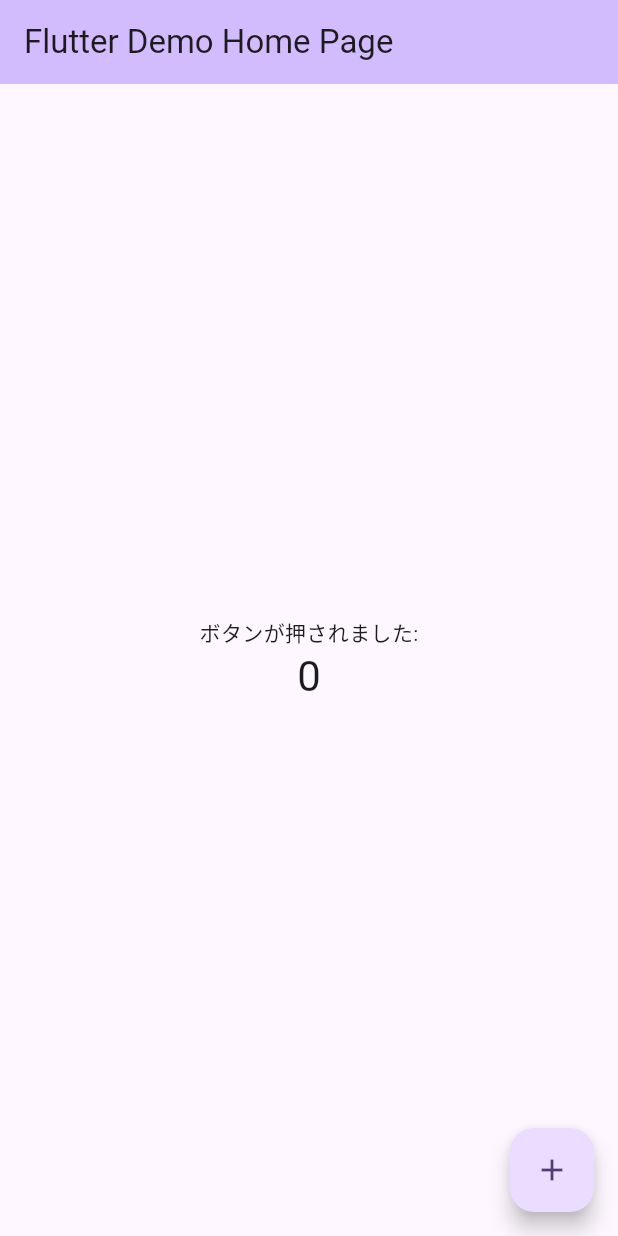
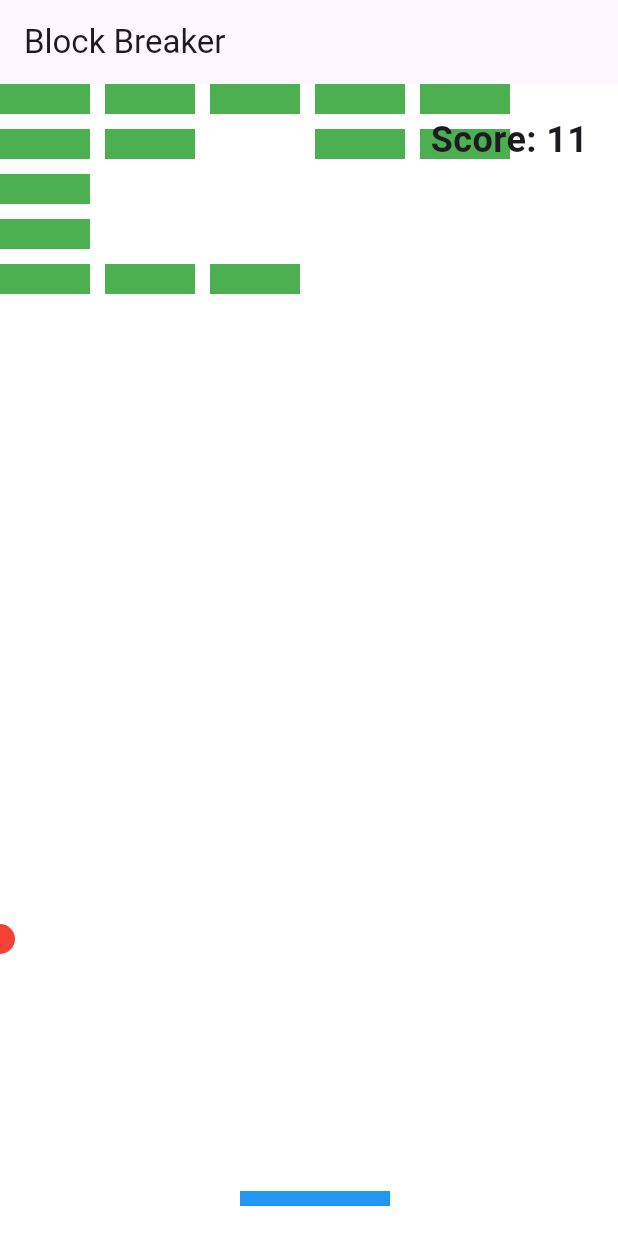
Before and after one commit to thithi7110/flutter_application_1, a Flutter app: the screen it shows after launch, on a phone screen of 412 x 824 dp. Run offline on Flutter 3.47's test engine with Material 3 defaults, Android fonts, the phone set to English and light mode, and no system bars.

Commit message:
blockkuzusi

```diff
--- a/lib/main.dart
+++ b/lib/main.dart
@@ -1,125 +1,240 @@
 import 'package:flutter/material.dart';
+import 'dart:async';
+import 'dart:math';
 
 void main() {
-  runApp(const MyApp());
+  runApp(MyApp());
 }
 
 class MyApp extends StatelessWidget {
-  const MyApp({super.key});
-
-  // This widget is the root of your application.
   @override
   Widget build(BuildContext context) {
     return MaterialApp(
-      title: 'Flutter Demo',
-      theme: ThemeData(
-        // This is the theme of your application.
-        //
-        // TRY THIS: Try running your application with "flutter run". You'll see
-        // the application has a purple toolbar. Then, without quitting the app,
-        // try changing the seedColor in the colorScheme below to Colors.green
-        // and then invoke "hot reload" (save your changes or press the "hot
-        // reload" button in a Flutter-supported IDE, or press "r" if you used
-        // the command line to start the app).
-        //
-        // Notice that the counter didn't reset back to zero; the application
-        // state is not lost during the reload. To reset the state, use hot
-        // restart instead.
-        //
-        // This works for code too, not just values: Most code changes can be
-        // tested with just a hot reload.
-        colorScheme: ColorScheme.fromSeed(seedColor: Colors.deepPurple),
-        useMaterial3: true,
-      ),
-      home: const MyHomePage(title: 'Flutter Demo Home Page'),
+      title: 'Block Breaker Game',
+      home: GameScreen(),
     );
   }
 }
 
-class MyHomePage extends StatefulWidget {
-  const MyHomePage({super.key, required this.title});
+class GameScreen extends StatefulWidget {
+  @override
+  _GameScreenState createState() => _GameScreenState();
+}
 
-  // This widget is the home page of your application. It is stateful, meaning
-  // that it has a State object (defined below) that contains fields that affect
-  // how it looks.
+class _GameScreenState extends State<GameScreen> {
+  double ballX = 50;
+  double ballY = 50;
+  double ballSpeed = 15;
+  double ballDirectionX = 1;
+  double ballDirectionY = 1;
+  double paddleX = 160;
+  double paddleWidth = 100;
+  double paddleHeight = 10;
+  List<Rect> blocks = [];
+  bool gameStarted = false;
+  int score = 0;
 
-  // This class is the configuration for the state. It holds the values (in this
-  // case the title) provided by the parent (in this case the App widget) and
-  // used by the build method of the State. Fields in a Widget subclass are
-  // always marked "final".
-
-  final String title;
+  static const int rowCount = 5;
+  static const int columnCount = 5;
+  static const double blockWidth = 60;
+  static const double blockHeight = 20;
+  static const double blockSpacing = 10;
 
   @override
-  State<MyHomePage> createState() => _MyHomePageState();
-}
+  void initState() {
+    super.initState();
+    _initializeBlocks();
+    _startGame();
+  }
 
-class _MyHomePageState extends State<MyHomePage> {
-  int _counter = 0;
+  void _initializeBlocks() {
+    for (int i = 0; i < rowCount; i++) {
+      for (int j = 0; j < columnCount; j++) {
+        double x = j * (blockWidth + blockSpacing);
+        double y = i * (blockHeight + blockSpacing);
+        blocks.add(Rect.fromLTWH(x, y, blockWidth, blockHeight));
+      }
+    }
+  }
 
-  void _incrementCounter() {
-    setState(() {
-      // This call to setState tells the Flutter framework that something has
-      // changed in this State, which causes it to rerun the build method below
-      // so that the display can reflect the updated values. If we changed
-      // _counter without calling setState(), then the build method would not be
-      // called again, and so nothing would appear to happen.
-      _counter++;
+  void _startGame() {
+    gameStarted = true;
+    Timer.periodic(Duration(milliseconds: 50), (timer) {
+      setState(() {
+        ballX += ballDirectionX * ballSpeed;
+        ballY += ballDirectionY * ballSpeed;
+
+        if (ballX <= 0 || ballX >= MediaQuery.of(context).size.width - 20) {
+          ballDirectionX *= -1;
+        }
+
+        if (ballY <= 0) {
+          ballDirectionY *= -1;
+        }
+
+        if (ballY >= MediaQuery.of(context).size.height - 20) {
+          gameStarted = false;
+          timer.cancel();
+          _showGameOverDialog();
+        }
+
+        // if (ballY >= MediaQuery.of(context).size.height - 40 &&
+        //     ballX >= paddleX &&
+        //     ballX <= paddleX + paddleWidth) {
+        //   ballDirectionY *= -1;
+        // }
+        if (ballY >= MediaQuery.of(context).size.height - 40 - paddleHeight){
+          debugPrint("hit");
+        }
+        if (ballY >= MediaQuery.of(context).size.height - 40 - paddleHeight - 80 &&
+            ballX >= paddleX &&
+            ballX <= paddleX + paddleWidth) {
+          ballDirectionY *= -1;
+        }
+
+        for (int i = 0; i < blocks.length; i++) {
+          if (blocks[i].contains(Offset(ballX, ballY))) {
+            ballDirectionY *= -1;
+            setState(() {
+              blocks.removeAt(i);
+              score++;
+            });
+            break;
+          }
+        }
+
+        if (blocks.isEmpty) {
+          gameStarted = false;
+          timer.cancel();
+          _showWinDialog();
+        }
+      });
     });
+  }
+
+  void _showGameOverDialog() {
+    showDialog(
+      context: context,
+      builder: (BuildContext context) {
+        return AlertDialog(
+          title: Text('Game Over'),
+          content: Text('Your score: $score'),
+          actions: [
+            TextButton(
+              child: Text('Play Again'),
+              onPressed: () {
+                Navigator.of(context).pop();
+                setState(() {
+                  ballX = 50;
+                  ballY = 50;
+                  paddleX = 160;
+                  blocks.clear();
+                  _initializeBlocks();
+                  score = 0;
+                  gameStarted = false;
+                  _startGame();
+                });
+              },
+            ),
+          ],
+        );
+      },
+    );
+  }
+
+  void _showWinDialog() {
+    showDialog(
+      context: context,
+      builder: (BuildContext context) {
+        return AlertDialog(
+          title: Text('You Win!'),
+          content: Text('Your score: $score'),
+          actions: [
+            TextButton(
+              child: Text('Play Again'),
+              onPressed: () {
+                Navigator.of(context).pop();
+                setState(() {
+                  ballX = 50;
+                  ballY = 50;
+                  paddleX = 160;
+                  blocks.clear();
+                  _initializeBlocks();
+                  score = 0;
+                  gameStarted = false;
+                  _startGame();
+                });
+              },
+            ),
+          ],
+        );
+      },
+    );
   }
 
   @override
   Widget build(BuildContext context) {
-    // This method is rerun every time setState is called, for instance as done
-    // by the _incrementCounter method above.
-    //
-    // The Flutter framework has been optimized to make rerunning build methods
-    // fast, so that you can just rebuild anything that needs updating rather
-    // than having to individually change instances of widgets.
     return Scaffold(
       appBar: AppBar(
-        // TRY THIS: Try changing the color here to a specific color (to
-        // Colors.amber, perhaps?) and trigger a hot reload to see the AppBar
-        // change color while the other colors stay the same.
-        backgroundColor: Theme.of(context).colorScheme.inversePrimary,
-        // Here we take the value from the MyHomePage object that was created by
-        // the App.build method, and use it to set our appbar title.
-        title: Text(widget.title),
+        title: Text('Block Breaker'),
       ),
-      body: Center(
-        // Center is a layout widget. It takes a single child and positions it
-        // in the middle of the parent.
-        child: Column(
-          // Column is also a layout widget. It takes a list of children and
-          // arranges them vertically. By default, it sizes itself to fit its
-          // children horizontally, and tries to be as tall as its parent.
-          //
-          // Column has various properties to control how it sizes itself and
-          // how it positions its children. Here we use mainAxisAlignment to
-          // center the children vertically; the main axis here is the vertical
-          // axis because Columns are vertical (the cross axis would be
-          // horizontal).
-          //
-          // TRY THIS: Invoke "debug painting" (choose the "Toggle Debug Paint"
-          // action in the IDE, or press "p" in the console), to see the
-          // wireframe for each widget.
-          mainAxisAlignment: MainAxisAlignment.center,
-          children: <Widget>[
-            const Text(
-              'ボタンが押されました:',
+      body: GestureDetector(
+        onHorizontalDragUpdate: (details) {
+          setState(() {
+            paddleX += details.delta.dx;
+            paddleX = max(0, min(paddleX, MediaQuery.of(context).size.width - paddleWidth));
+          });
+        },
+        child: Stack(
+          children: [
+            Container(
+              color: Colors.white,
             ),
-            Text(
-              '$_counter',
-              style: Theme.of(context).textTheme.headlineMedium,
+            Positioned(
+              top: ballY,
+              left: ballX,
+              child: Container(
+                width: 20,
+                height: 20,
+                decoration: BoxDecoration(
+                  color: Colors.red,
+                  shape: BoxShape.circle,
+                ),
+              ),
+            ),
+            Positioned(
+              bottom: 20,
+              left: paddleX,
+              child: Container(
+                width: paddleWidth,
+                height: paddleHeight,
+                color: Colors.blue,
+              ),
+            ),
+            for (var block in blocks)
+              Positioned(
+                top: block.top,
+                left: block.left,
+                child: Container(
+                  width: block.width,
+                  height: block.height,
+                  color: Colors.green,
+                ),
+              ),
+            Positioned(
+              top: 20,
+              right: 20,
+              child: Text(
+                'Score: $score',
+                style: TextStyle(
+                  fontSize: 24,
+                  fontWeight: FontWeight.bold,
+                ),
+              ),
             ),
           ],
         ),
       ),
-      floatingActionButton: FloatingActionButton(
-        onPressed: _incrementCounter,
-        tooltip: 'Increment',
-        child: const Icon(Icons.add),
-      ), // This trailing comma makes auto-formatting nicer for build methods.
     );
   }
 }
```
